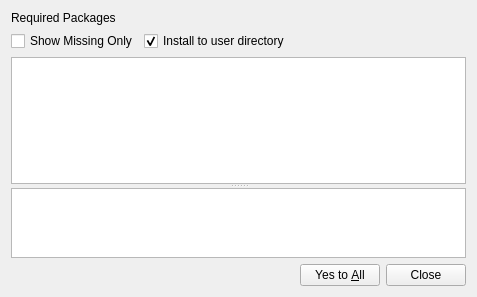
First picture: the form in enmapbox/gui/ui/pippackageinstaller.ui, repository jakimowb/enmapbox_testmigration2, before the edit.
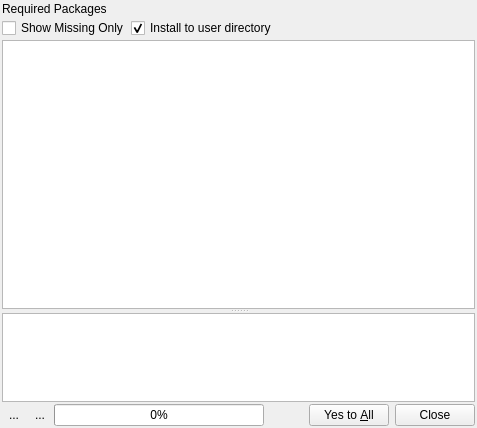
Second picture: the form after the edit. Icons and pictures are not drawn. Custom widgets are drawn as their Qt base class.

Commit message: dependencycheck.py - refactoring - added localPythonExecutable() -> pathlib.Path - PIPPackage.installPackage now based on subprocess command line call - added clear + copy console actions to PIPPackageInstaller

Diff of the .ui file:
```diff
--- a/enmapbox/gui/ui/pippackageinstaller.ui
+++ b/enmapbox/gui/ui/pippackageinstaller.ui
@@ -7,13 +7,28 @@
     <x>0</x>
     <y>0</y>
     <width>477</width>
-    <height>297</height>
+    <height>428</height>
    </rect>
   </property>
   <property name="windowTitle">
    <string>PIP Package Installer</string>
   </property>
   <layout class="QVBoxLayout" name="verticalLayout">
+   <property name="spacing">
+    <number>2</number>
+   </property>
+   <property name="leftMargin">
+    <number>2</number>
+   </property>
+   <property name="topMargin">
+    <number>2</number>
+   </property>
+   <property name="rightMargin">
+    <number>2</number>
+   </property>
+   <property name="bottomMargin">
+    <number>2</number>
+   </property>
    <item>
     <widget class="QLabel" name="label">
      <property name="text">
@@ -23,6 +38,9 @@
    </item>
    <item>
     <layout class="QHBoxLayout" name="horizontalLayout">
+     <property name="spacing">
+      <number>2</number>
+     </property>
      <property name="topMargin">
       <number>0</number>
      </property>
@@ -100,11 +118,56 @@
     </widget>
    </item>
    <item>
-    <widget class="QDialogButtonBox" name="buttonBox">
-     <property name="standardButtons">
-      <set>QDialogButtonBox::Close|QDialogButtonBox::YesToAll</set>
+    <layout class="QHBoxLayout" name="horizontalLayout_2">
+     <property name="spacing">
+      <number>2</number>
      </property>
-    </widget>
+     <property name="topMargin">
+      <number>0</number>
+     </property>
+     <item>
+      <widget class="QToolButton" name="btnClearConsole">
+       <property name="text">
+        <string>...</string>
+       </property>
+       <property name="icon">
+        <iconset resource="../../../../QGIS/images/images.qrc">
+         <normaloff>:/images/themes/default/console/iconClearConsole.svg</normaloff>:/images/themes/default/console/iconClearConsole.svg</iconset>
+       </property>
+       <property name="autoRaise">
+        <bool>true</bool>
+       </property>
+      </widget>
+     </item>
+     <item>
+      <widget class="QToolButton" name="btnCopyConsole">
+       <property name="text">
+        <string>...</string>
+       </property>
+       <property name="icon">
+        <iconset resource="../../../../QGIS/images/images.qrc">
+         <normaloff>:/images/themes/default/mActionEditCopy.svg</normaloff>:/images/themes/default/mActionEditCopy.svg</iconset>
+       </property>
+       <property name="autoRaise">
+        <bool>true</bool>
+       </property>
+      </widget>
+     </item>
+     <item>
+      <widget class="QProgressBar" name="progressBar">
+       <property name="value">
+        <number>0</number>
+       </property>
+      </widget>
+     </item>
+     <item>
+      <widget class="QDialogButtonBox" name="buttonBox">
+       <property name="standardButtons">
+        <set>QDialogButtonBox::Close|QDialogButtonBox::YesToAll</set>
+       </property>
+      </widget>
+     </item>
+    </layout>
    </item>
   </layout>
  </widget>
```
Left out of the diff: 25 changed lines with no effect on the pictures. The commit also changes 2 other files.
